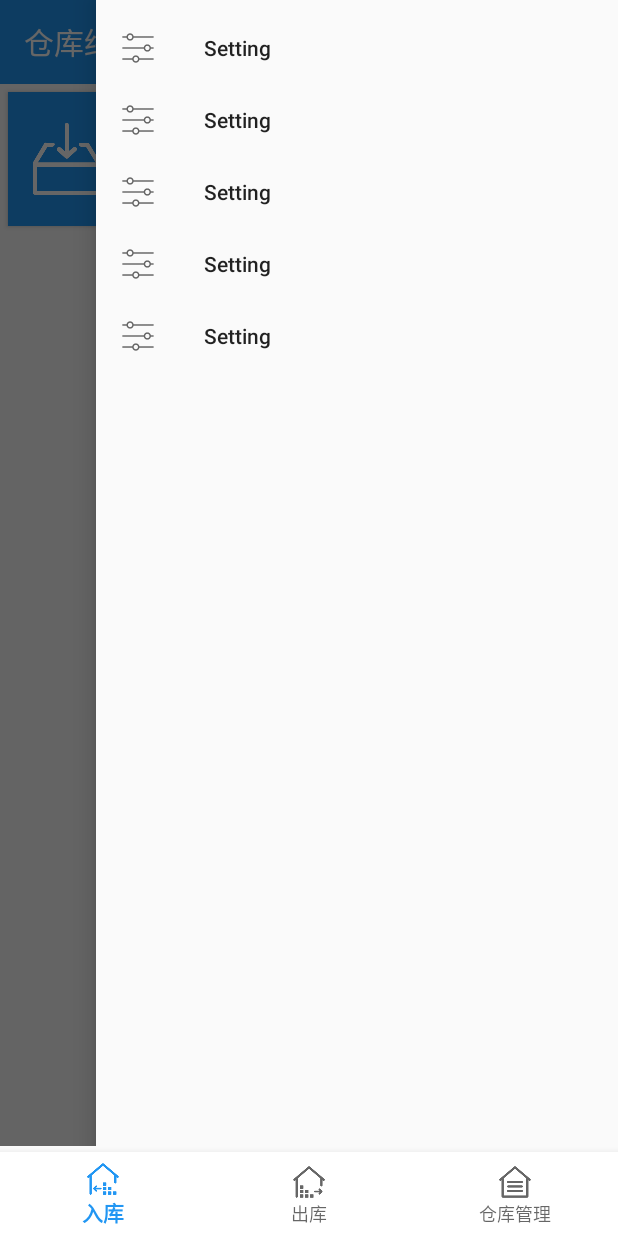
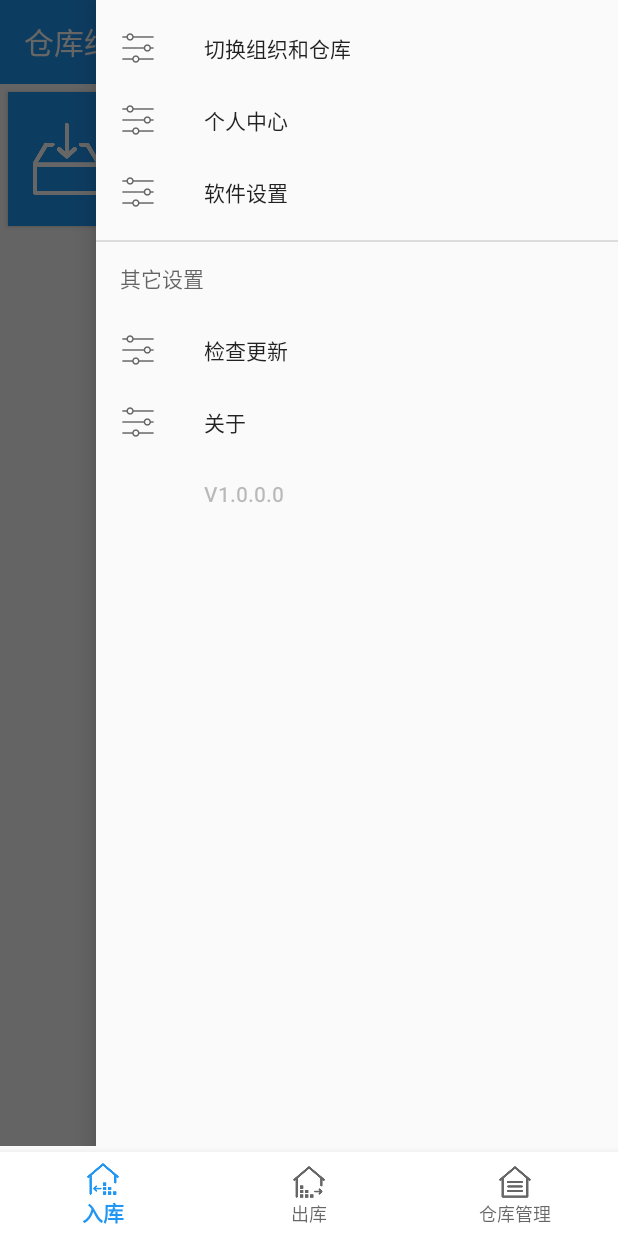
Before and after one commit to DongjianPeng/wmspda, an Android app: the fragment HomeWarehouseManagerFragment placed in its activity, with the side drawer open, on a phone screen of 412 x 824 dp. Run offline under Robolectric (Android 15) with nearby library versions, the phone set to English and light mode, and no system bars.

Commit message:
edit okhttp and actionBar

```diff
--- a/app/src/main/java/cn/starpost/wmspda/activity/common/BaseActivity.java
+++ b/app/src/main/java/cn/starpost/wmspda/activity/common/BaseActivity.java
@@ -86,7 +86,7 @@ public abstract class BaseActivity extends AppCompatActivity implements View.OnC
         Log.d(TAG, "onResume: ");
         super.onResume();
         if (getClass().getName().equals(HomeActivity.class.getName())) {
-//            LoginService.checkLogin(this);
+            LoginService.checkLogin(this);
         }
     }
 
--- a/app/src/main/java/cn/starpost/wmspda/activity/home/subset/HomeWarehouseManagerFragment.java
+++ b/app/src/main/java/cn/starpost/wmspda/activity/home/subset/HomeWarehouseManagerFragment.java
@@ -3,9 +3,13 @@ package cn.starpost.wmspda.activity.home.subset;
 import android.os.Bundle;
 import android.support.annotation.NonNull;
 import android.support.annotation.Nullable;
+import android.support.design.widget.NavigationView;
 import android.support.v4.app.Fragment;
+import android.support.v4.widget.DrawerLayout;
 import android.support.v7.app.AppCompatActivity;
 import android.support.v7.widget.Toolbar;
+import android.util.Log;
+import android.view.Gravity;
 import android.view.LayoutInflater;
 import android.view.Menu;
 import android.view.MenuInflater;
@@ -15,26 +19,51 @@ import android.view.ViewGroup;
 
 import cn.starpost.wmspda.R;
 
-public class HomeWarehouseManagerFragment extends Fragment {
+public class HomeWarehouseManagerFragment extends Fragment implements NavigationView.OnNavigationItemSelectedListener {
+    private static final String TAG = "HomeWarehouseManagerFra";
+
+    private DrawerLayout drawerLayout;
+
     @Nullable
     @Override
     public View onCreateView(@NonNull LayoutInflater inflater, @Nullable ViewGroup container, @Nullable Bundle savedInstanceState) {
         View view = inflater.inflate(R.layout.home_warehouse_manager_fragment, container, false);
+
+        //设置Toolbar
         Toolbar toolbar = view.findViewById(R.id.toolbar);
         ((AppCompatActivity) getActivity()).setSupportActionBar(toolbar);
         setHasOptionsMenu(true);
+
+        drawerLayout = view.findViewById(R.id.dl_home_warehouse_manager_layout);
+        NavigationView navigationView = view.findViewById(R.id.nav_view);
+        navigationView.setNavigationItemSelectedListener(this);
         return view;
     }
 
     @Override
     public void onCreateOptionsMenu(Menu menu, MenuInflater inflater) {
         menu.clear();
-        inflater.inflate(R.menu.tool_bar, menu);
+        inflater.inflate(R.menu.home_tool_bar, menu);
     }
 
     @Override
     public boolean onOptionsItemSelected(MenuItem item) {
+        Log.d(TAG, "onOptionsItemSelected: " + item.getTitle());
         switch (item.getItemId()) {
+
+            default:
+        }
+        if (drawerLayout.isDrawerOpen(Gravity.END)) {
+            drawerLayout.closeDrawers();
+        } else {
+            drawerLayout.openDrawer(Gravity.END);
+        }
+        return true;
+    }
+
+    @Override
+    public boolean onNavigationItemSelected(@NonNull MenuItem menuItem) {
+        switch (menuItem.getItemId()) {
 
             default:
         }
--- a/app/src/main/java/cn/starpost/wmspda/activity/login/LoginActivity.java
+++ b/app/src/main/java/cn/starpost/wmspda/activity/login/LoginActivity.java
@@ -10,7 +10,6 @@ import android.widget.TextView;
 
 import cn.starpost.wmspda.R;
 import cn.starpost.wmspda.activity.common.BaseActivity;
-import cn.starpost.wmspda.config.AppConfig;
 import cn.starpost.wmspda.util.http.HTTPUtil;
 import cn.starpost.wmspda.util.http.HttpCallBackListener;
 import cn.starpost.wmspda.util.http.HttpResponse;
@@ -26,7 +25,7 @@ public class LoginActivity extends BaseActivity {
     @Override
     protected void onCreate(Bundle savedInstanceState) {
         super.onCreate(savedInstanceState);
-        setContentView(R.layout.login_activity);
+        setContentView(R.layout.login_login_activity);
 
 
         btnDoLogin = findViewById(R.id.bt_login_do_login);
@@ -83,7 +82,7 @@ public class LoginActivity extends BaseActivity {
                     public void httpCallBack(HttpResponse response) {
 
                     }
-                }).doPost(AppConfig.wmsUrl + "v2/pda/check-login", "ddd");
+                }).doGet("http://10.0.2.2:9000/auth/ck", "");
             }
             break;
 
--- a/app/src/main/java/cn/starpost/wmspda/service/login/OAuthConfig.java
+++ b/app/src/main/java/cn/starpost/wmspda/service/login/OAuthService.java
@@ -1,4 +1,4 @@
 package cn.starpost.wmspda.service.login;
 
-public class OAuthConfig {
+public class OAuthService {
 }
--- a/app/src/main/res/layout/activity_main.xml
+++ b/app/src/main/res/layout/activity_main.xml
@@ -18,6 +18,6 @@
         android:layout_alignParentEnd="true"
         android:layout_alignParentBottom="true"
         app:itemBackground="@android:color/white"
-        app:menu="@menu/bottom_tab" />
+        app:menu="@menu/home_bottom_tab" />
 
 </RelativeLayout>
--- a/app/src/main/res/layout/home_warehouse_manager_fragment.xml
+++ b/app/src/main/res/layout/home_warehouse_manager_fragment.xml
@@ -2,6 +2,7 @@
 <android.support.v4.widget.DrawerLayout xmlns:android="http://schemas.android.com/apk/res/android"
     xmlns:app="http://schemas.android.com/apk/res-auto"
     android:layout_width="match_parent"
+    android:id="@+id/dl_home_warehouse_manager_layout"
     android:layout_height="match_parent">
 
     <LinearLayout
@@ -62,10 +63,11 @@
     </LinearLayout>
 
     <android.support.design.widget.NavigationView
+        android:id="@+id/nav_view"
         android:layout_width="match_parent"
         android:layout_height="match_parent"
-        android:layout_gravity="right"
-        app:menu="@menu/setting" />
+        android:layout_gravity="end"
+        app:menu="@menu/home_setting" />
 
 
 </android.support.v4.widget.DrawerLayout>
--- /dev/null
+++ b/app/src/main/res/menu/home_setting.xml
@@ -0,0 +1,35 @@
+<?xml version="1.0" encoding="utf-8"?>
+<menu xmlns:android="http://schemas.android.com/apk/res/android">
+
+    <group android:checkableBehavior="single">
+        <item
+            android:id="@+id/me_setting_1"
+            android:icon="@mipmap/settings_white"
+            android:title="切换组织和仓库" />
+        <item
+            android:id="@+id/me_setting_3"
+            android:icon="@mipmap/settings_white"
+            android:title="个人中心" />
+        <item
+            android:id="@+id/me_setting_2"
+            android:icon="@mipmap/settings_white"
+            android:title="软件设置" />
+    </group>
+    <item android:title="其它设置">
+        <menu>
+            <item
+                android:id="@+id/nav_share"
+                android:icon="@mipmap/settings_white"
+                android:title="检查更新" />
+            <item
+                android:id="@+id/nav_send"
+                android:icon="@mipmap/settings_white"
+                android:title="关于" />
+        </menu>
+    </item>
+    <item
+        android:id="@+id/me_setting_version"
+        android:checkable="false"
+        android:enabled="false"
+        android:title="V1.0.0.0" />
+</menu>
--- a/app/src/main/res/menu/setting.xml
+++ /dev/null
@@ -1,23 +0,0 @@
-<?xml version="1.0" encoding="utf-8"?>
-<menu xmlns:android="http://schemas.android.com/apk/res/android">
-    <item
-        android:id="@+id/me_setting_1"
-        android:icon="@mipmap/settings_white"
-        android:title="Setting" />
-    <item
-        android:id="@+id/me_setting_2"
-        android:icon="@mipmap/settings_white"
-        android:title="Setting" />
-    <item
-        android:id="@+id/me_setting_3"
-        android:icon="@mipmap/settings_white"
-        android:title="Setting" />
-    <item
-        android:id="@+id/me_setting_4"
-        android:icon="@mipmap/settings_white"
-        android:title="Setting" />
-    <item
-        android:id="@+id/me_setting_5"
-        android:icon="@mipmap/settings_white"
-        android:title="Setting" />
-</menu>
--- a/app/src/main/res/values/styles.xml
+++ b/app/src/main/res/values/styles.xml
@@ -9,8 +9,6 @@
     </style>
 
     <style name="welcome" parent="Theme.AppCompat.Light.NoActionBar">
-        <item name="android:windowNoTitle">true</item>
-        <item name="windowActionBar">false</item>
         <item name="android:windowFullscreen">true</item>
         <item name="android:windowBackground">@mipmap/welcome</item>
     </style>
--- a/gradle.properties
+++ b/gradle.properties
@@ -5,7 +5,7 @@
 # For more details on how to configure your build environment visit
 # http://www.gradle.org/docs/current/userguide/build_environment.html
 # Specifies the JVM arguments used for the daemon process.
-# The tool_bar is particularly useful for tweaking memory settings.
+# The home_tool_bar is particularly useful for tweaking memory settings.
 org.gradle.jvmargs=-Xmx1536m
 # When configured, Gradle will run in incubating parallel mode.
 # This option should only be used with decoupled projects. More details, visit
```
Also changed, not shown: app/src/main/AndroidManifest.xml (+6 -6 lines), app/src/main/java/cn/starpost/wmspda/activity/login/ChooseWarehouseAndOrganizationActivity.java (added, +15 -0 lines), app/src/main/java/cn/starpost/wmspda/util/http/HTTPUtil.java (+69 -5 lines), app/src/main/res/layout/login_choose_warehouse_and_organization_activity.xml (added, +92 -0 lines), app/src/main/res/menu/navigator_bar.xml (added, +16 -0 lines), app/src/main/res/layout/login_login_activity.xml (renamed from app/src/main/res/layout/login_activity.xml), app/src/main/res/menu/home_bottom_tab.xml (renamed from app/src/main/res/menu/bottom_tab.xml), app/src/main/res/menu/home_tool_bar.xml (renamed from app/src/main/res/menu/tool_bar.xml), 1 other file.
